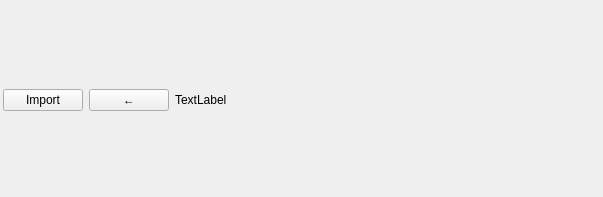
First picture: the form in hBBr/Editor/ContentBrowser.ui, repository hbbwang/HBBr, before the edit.
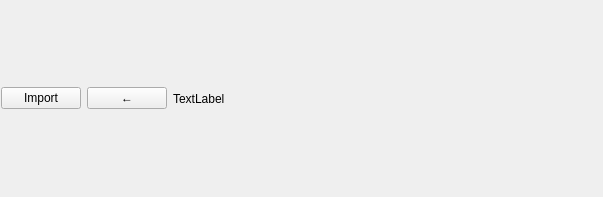
Second picture: the form after the edit.

Commit message: 相对稳定版，ContentBrowser还要继续重做

The edit to the form file:
```diff
--- a/hBBr/Editor/ContentBrowser.ui
+++ b/hBBr/Editor/ContentBrowser.ui
@@ -18,16 +18,16 @@
     <number>2</number>
    </property>
    <property name="leftMargin">
-    <number>3</number>
+    <number>1</number>
    </property>
    <property name="topMargin">
-    <number>6</number>
+    <number>1</number>
    </property>
    <property name="rightMargin">
-    <number>3</number>
+    <number>1</number>
    </property>
    <property name="bottomMargin">
-    <number>3</number>
+    <number>1</number>
    </property>
    <item>
     <layout class="QHBoxLayout" name="horizontalLayout_2" stretch="1,1,0,100">
```
The commit also changes 2 other files.
